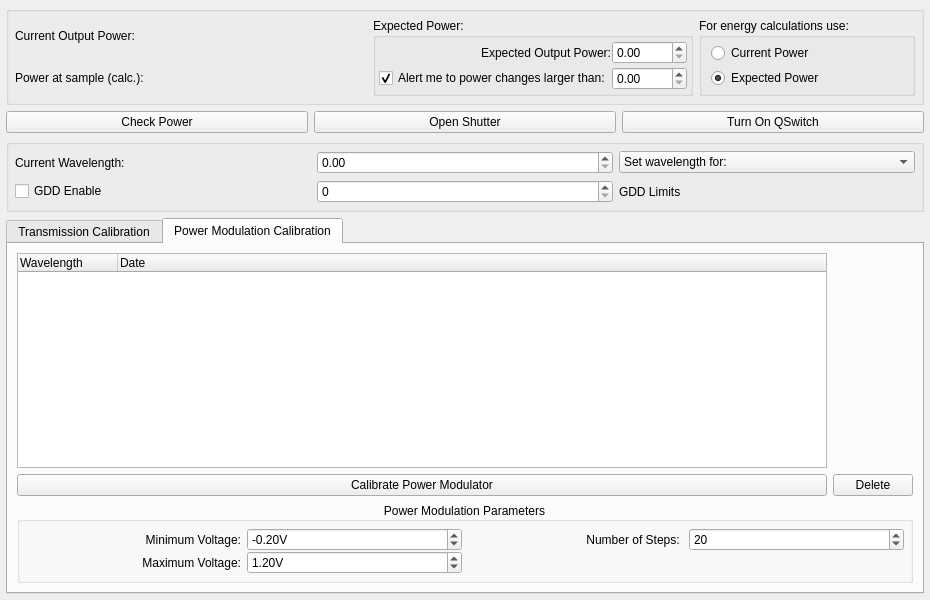
Qt form acq4/devices/Laser/devTemplate.ui (travis-open/acq4) before a commit.
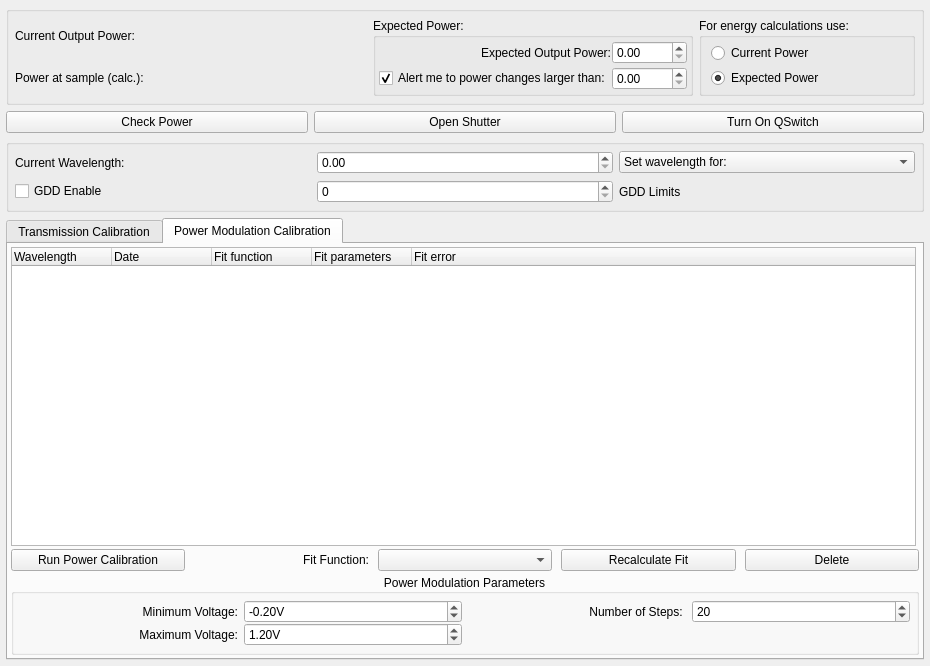
The same form after that commit. The open tabs and pages were chosen to show the change. Custom widgets are drawn as their Qt base class.

Commit message: more work on power modulator calibration -- not tested

Patch:
```diff
--- a/acq4/devices/Laser/devTemplate.ui
+++ b/acq4/devices/Laser/devTemplate.ui
@@ -7,7 +7,7 @@
     <x>0</x>
     <y>0</y>
     <width>930</width>
-    <height>600</height>
+    <height>666</height>
    </rect>
   </property>
   <property name="windowTitle">
@@ -457,7 +457,13 @@
       <attribute name="title">
        <string>Power Modulation Calibration</string>
       </attribute>
-      <layout class="QGridLayout" name="gridLayout_11" rowstretch="3,0,0">
+      <layout class="QGridLayout" name="gridLayout_3">
+       <property name="margin">
+        <number>3</number>
+       </property>
+       <property name="spacing">
+        <number>3</number>
+       </property>
        <item row="0" column="0">
         <widget class="QTreeWidget" name="powerCalibrationTree">
          <column>
@@ -470,11 +476,67 @@
            <string>Date</string>
           </property>
          </column>
+         <column>
+          <property name="text">
+           <string>Fit function</string>
+          </property>
+         </column>
+         <column>
+          <property name="text">
+           <string>Fit parameters</string>
+          </property>
+         </column>
+         <column>
+          <property name="text">
+           <string>Fit error</string>
+          </property>
+         </column>
         </widget>
        </item>
        <item row="0" column="1">
         <widget class="PlotWidget" name="powerPlot" native="true"/>
        </item>
+       <item row="1" column="0" colspan="2">
+        <layout class="QHBoxLayout" name="horizontalLayout">
+         <property name="spacing">
+          <number>9</number>
+         </property>
+         <item>
+          <widget class="QPushButton" name="calibratePowerBtn">
+           <property name="text">
+            <string>Run Power Calibration</string>
+           </property>
+          </widget>
+         </item>
+         <item>
+          <widget class="QLabel" name="label_6">
+           <property name="text">
+            <string>Fit Function:</string>
+           </property>
+           <property name="alignment">
+            <set>Qt::AlignRight|Qt::AlignTrailing|Qt::AlignVCenter</set>
+           </property>
+          </widget>
+         </item>
+         <item>
+          <widget class="ComboBox" name="fitFunctionCombo"/>
+         </item>
+         <item>
+          <widget class="QPushButton" name="recalculateFitBtn">
+           <property name="text">
+            <string>Recalculate Fit</string>
+           </property>
+          </widget>
+         </item>
+         <item>
+          <widget class="QPushButton" name="deletePowerBtn">
+           <property name="text">
+            <string>Delete</string>
+           </property>
+          </widget>
+         </item>
+        </layout>
+       </item>
        <item row="2" column="0" colspan="2">
         <widget class="QGroupBox" name="powerModGroup">
          <property name="title">
@@ -572,20 +634,6 @@
          </layout>
         </widget>
        </item>
-       <item row="1" column="0">
-        <widget class="QPushButton" name="calibratePowerBtn">
-         <property name="text">
-          <string>Calibrate Power Modulator</string>
-         </property>
-        </widget>
-       </item>
-       <item row="1" column="1">
-        <widget class="QPushButton" name="deletePowerBtn">
-         <property name="text">
-          <string>Delete</string>
-         </property>
-        </widget>
-       </item>
       </layout>
      </widget>
     </widget>
@@ -609,6 +657,11 @@
    <header>acq4.pyqtgraph</header>
    <container>1</container>
   </customwidget>
+  <customwidget>
+   <class>ComboBox</class>
+   <extends>QComboBox</extends>
+   <header>acq4.pyqtgraph</header>
+  </customwidget>
  </customwidgets>
  <resources/>
  <connections/>
```
Left out of the diff: 22 changed lines with no effect on the pictures. The commit also changes 2 other files.
